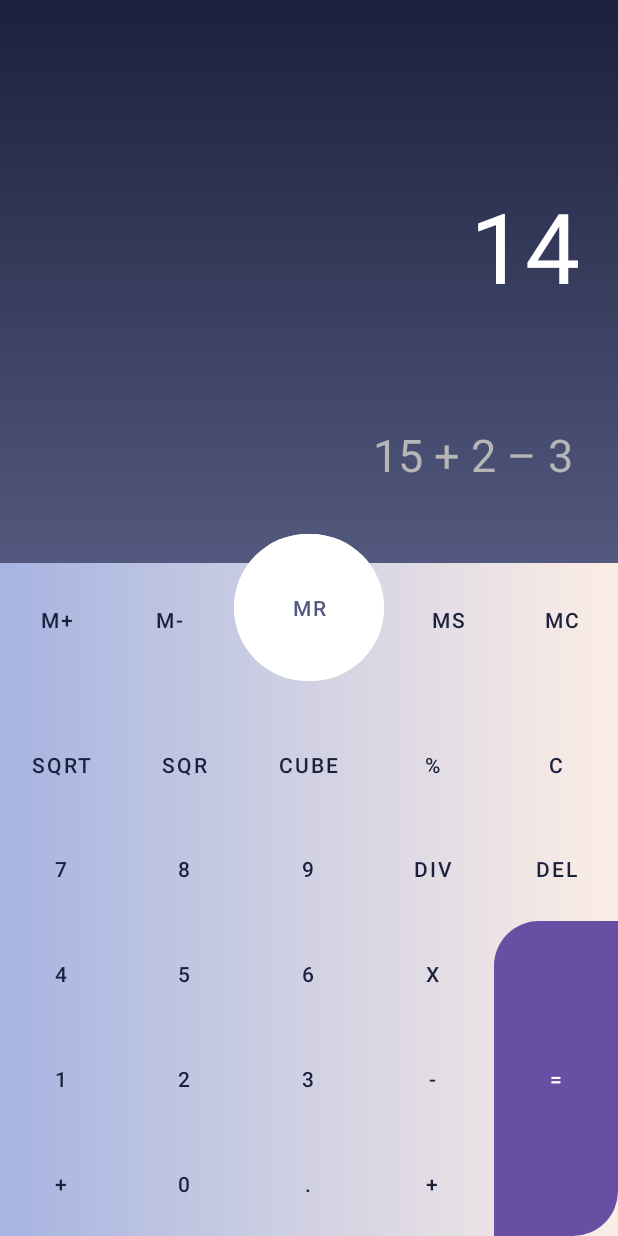
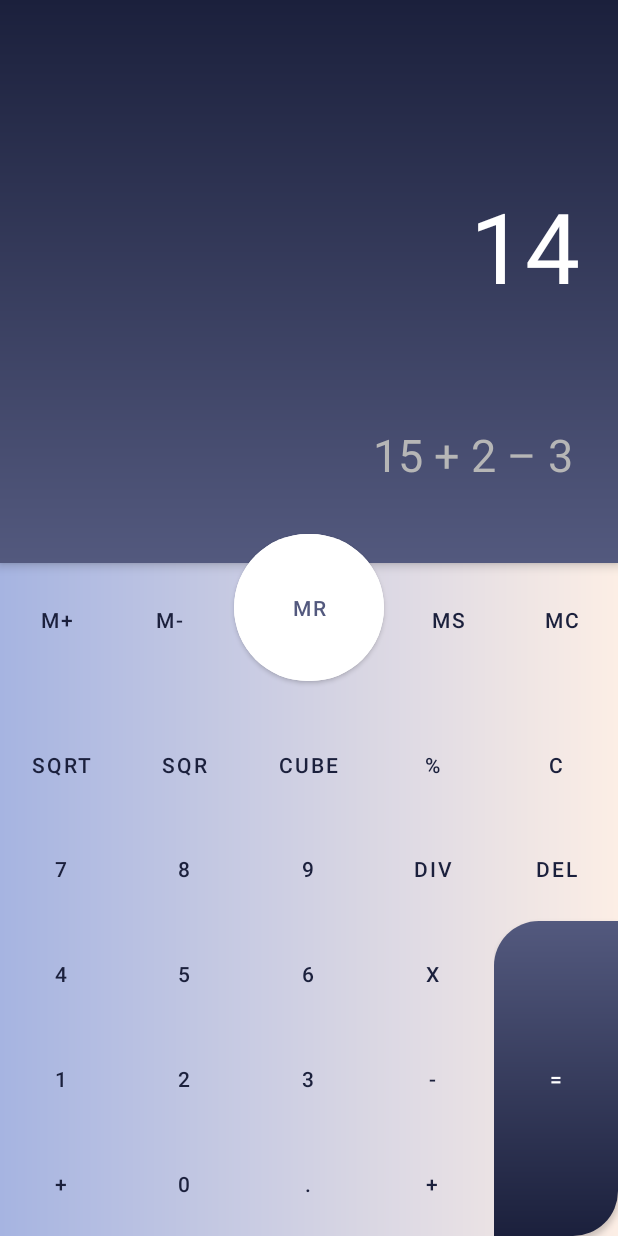
Before and after one commit to BasilBarnabyCa/georgian-mobile-calculator-app, an Android app: the screen it shows after launch (MainActivity), on a phone screen of 412 x 824 dp. Run offline under Robolectric (Android 15) with nearby library versions, the light colour scheme and no system bars.

Commit message:
Added drop shadow to MR button and Result Screen Layout, updated equal sign button with ripple effect

```diff
--- /dev/null
+++ b/app/src/main/res/drawable/large_equals_button_background.xml
@@ -0,0 +1,31 @@
+<?xml version="1.0" encoding="utf-8"?>
+<ripple xmlns:android="http://schemas.android.com/apk/res/android"
+    android:color="@color/slate_blue">
+    <item android:id="@android:id/mask">
+        <shape android:shape="rectangle">
+            <corners
+                android:topRightRadius="0dp"
+                android:topLeftRadius="30dp"
+                android:bottomRightRadius="30dp"
+                android:bottomLeftRadius="0dp" />
+            <solid android:color="@android:color/white" />
+        </shape>
+    </item>
+    <item>
+        <layer-list>
+            <item>
+                <shape android:shape="rectangle">
+                    <corners
+                        android:topRightRadius="0dp"
+                        android:topLeftRadius="30dp"
+                        android:bottomRightRadius="30dp"
+                        android:bottomLeftRadius="0dp" />
+                    <gradient
+                        android:startColor="@color/charcoal_blue"
+                        android:endColor="@color/slate_blue"
+                        android:angle="90" />
+                </shape>
+            </item>
+        </layer-list>
+    </item>
+</ripple>
--- a/app/src/main/res/drawable/top_left_bottom_right_radius_button.xml
+++ /dev/null
@@ -1,9 +0,0 @@
-<?xml version="1.0" encoding="utf-8"?>
-<shape xmlns:android="http://schemas.android.com/apk/res/android">
-    <corners
-        android:topRightRadius="0dp"
-        android:topLeftRadius="30dp"
-        android:bottomRightRadius="30dp"
-        android:bottomLeftRadius="0dp" />
-    <solid android:color="@color/slate_blue" />
-</shape>
--- a/app/src/main/res/layout/activity_main.xml
+++ b/app/src/main/res/layout/activity_main.xml
@@ -14,24 +14,25 @@
         android:id="@+id/floatLayout"
         android:layout_width="match_parent"
         android:layout_height="match_parent"
-        android:elevation="8dp"
         app:layout_constraintBottom_toBottomOf="parent"
         app:layout_constraintEnd_toEndOf="parent"
         app:layout_constraintStart_toStartOf="parent"
-        app:layout_constraintTop_toTopOf="parent">
+        app:layout_constraintTop_toTopOf="parent"
+        android:elevation="16dp">
 
         <Button
-            style="@style/Widget.MaterialComponents.Button.TextButton"
+            style="@style/Widget.MaterialComponents.Button"
             android:id="@+id/mRecallButton"
-            android:layout_width="@dimen/mr_button_width"
-            android:layout_height="@dimen/mr_button_height"
+            android:layout_width="100dp"
+            android:layout_height="110dp"
             android:layout_gravity="center_horizontal"
-            android:layout_marginTop="@dimen/mr_button_margin_top"
+            android:layout_marginTop="350dp"
             android:backgroundTint="@color/white"
-            android:padding="@dimen/mr_button_padding"
+            android:padding="0dp"
             android:text="MR"
             android:textColor="@color/slate_blue"
-            app:cornerRadius="50dp" />
+            app:cornerRadius="50dp"
+            app:rippleColor="@color/ripple_color"/>
 
     </FrameLayout>
 
@@ -42,7 +43,8 @@
         android:background="@drawable/gradient_screen"
         android:orientation="vertical"
         app:layout_constraintStart_toStartOf="parent"
-        app:layout_constraintTop_toTopOf="parent">
+        app:layout_constraintTop_toTopOf="parent"
+        android:elevation="4dp">
 
         <TextView
             android:id="@+id/resultTextView"
@@ -408,15 +410,16 @@
                 android:textColor="@color/charcoal_blue"
                 app:cornerRadius="0dp" />
 
-            <Button
+            <androidx.appcompat.widget.AppCompatButton
                 android:id="@+id/equalsButton"
                 android:layout_width="match_parent"
                 android:layout_height="0dp"
                 android:layout_weight="3"
-                android:background="@drawable/top_left_bottom_right_radius_button"
+                android:background="@drawable/large_equals_button_background"
                 android:text="="
                 android:textColor="@color/white"
-                app:cornerRadius="0dp" />
+                app:cornerRadius="0dp"
+                app:rippleColor="@color/slate_blue"/>
         </LinearLayout>
     </LinearLayout>
 
--- a/app/src/main/res/values/colors.xml
+++ b/app/src/main/res/values/colors.xml
@@ -4,7 +4,12 @@
     <color name="white">#FFFFFFFF</color>
     <color name="charcoal_blue">#1B203C</color>
     <color name="slate_blue">#53597E</color>
+    <color name="charcoal_blue_alpha">#CC1B203C</color>
+    <color name="slate_blue_alpha">#CC53597E</color>
+    <color name="fuschia">#7D64C1</color>
     <color name="periwinkle">#A6B4E1</color>
     <color name="cream">#FCEEE5</color>
     <color name="light_grey">#B6B6B6</color>
+    <color name="shadow_color">#80000000</color>
+    <color name="ripple_color">#336750A4</color>
 </resources>
```
